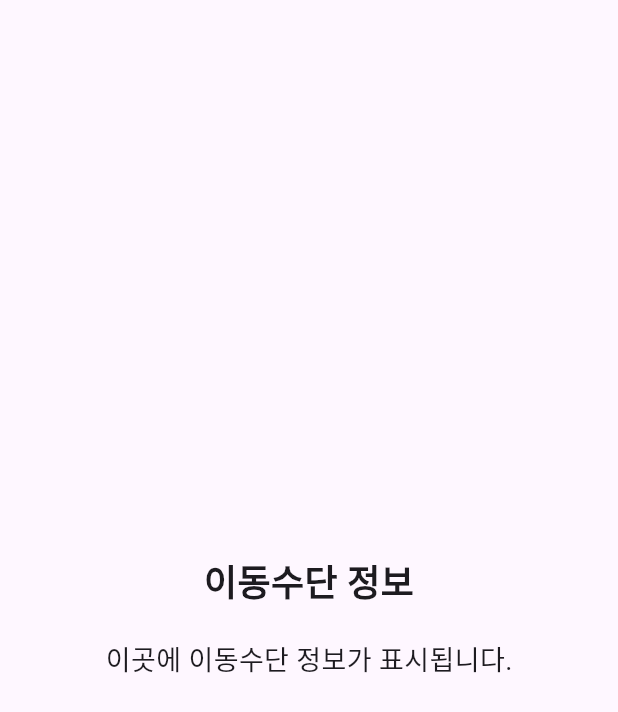
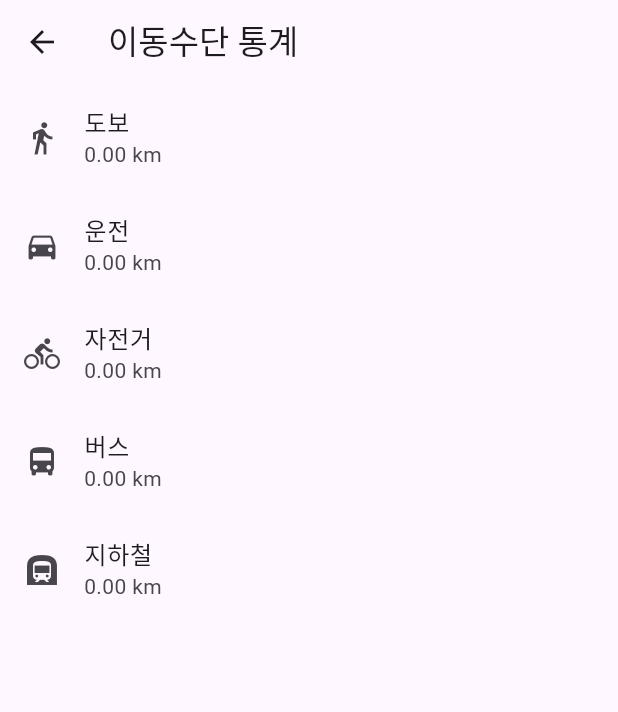
Before and after one commit to yongju-L/TravelTree, a Flutter app: the Transportation screen opened directly, on a phone screen of 412 x 824 dp. Shown: the top 712 px of the screen. Run offline on Flutter 3.47's test engine with Material 3 defaults, Android fonts, the light colour scheme and no system bars; our stand-ins replace geolocator, google_maps_flutter; missing offline and left inert: flutter_activity_recognition.

Commit message:
Add: Transportation.dart, 그와 관련된 service파일 추가

```diff
--- a/lib/page/Transportation.dart
+++ b/lib/page/Transportation.dart
@@ -1,27 +1,140 @@
 import 'package:flutter/material.dart';
+import 'package:flutter_activity_recognition/flutter_activity_recognition.dart';
+import 'package:google_maps_flutter/google_maps_flutter.dart';
+import 'package:geolocator/geolocator.dart'; // Geolocator 추가
+import 'package:traveltree/services/SnapToRoadsService.dart';
+import 'package:traveltree/services/TransitService.dart';
 
-class Transportation extends StatelessWidget {
-  const Transportation({super.key});
+class Transportation extends StatefulWidget {
+  @override
+  _TransportationState createState() => _TransportationState();
+}
+
+class _TransportationState extends State<Transportation> {
+  final FlutterActivityRecognition _activityRecognition =
+      FlutterActivityRecognition.instance;
+  final SnapToRoadsService _snapToRoadsService = SnapToRoadsService();
+  final TransitService _transitService = TransitService();
+
+  final Map<String, double> _activityStats = {
+    '도보': 0,
+    '운전': 0,
+    '자전거': 0,
+    '버스': 0,
+    '지하철': 0,
+  };
+
+  List<LatLng> _gpsData = []; // GPS 데이터를 저장할 리스트
+
+  @override
+  void initState() {
+    super.initState();
+    _requestLocationPermission();
+    _startActivityTracking();
+    _processGpsData(); // GPS 데이터 처리
+  }
+
+  Future<void> _requestLocationPermission() async {
+    bool serviceEnabled;
+    LocationPermission permission;
+
+    serviceEnabled = await Geolocator.isLocationServiceEnabled();
+    if (!serviceEnabled) {
+      return Future.error('위치 서비스가 비활성화되었습니다.');
+    }
+
+    permission = await Geolocator.checkPermission();
+    if (permission == LocationPermission.denied) {
+      permission = await Geolocator.requestPermission();
+      if (permission == LocationPermission.denied) {
+        return Future.error('위치 권한이 거부되었습니다.');
+      }
+    }
+
+    if (permission == LocationPermission.deniedForever) {
+      return Future.error('위치 권한이 영구적으로 거부되었습니다.');
+    }
+  }
+
+  void _startActivityTracking() {
+    _activityRecognition.activityStream.listen((Activity activity) {
+      setState(() {
+        String type = activity.type.toString();
+
+        if (type == 'IN_VEHICLE') {
+          _activityStats['운전'] = (_activityStats['운전'] ?? 0) + 1;
+        } else if (type == 'ON_BICYCLE') {
+          _activityStats['자전거'] = (_activityStats['자전거'] ?? 0) + 1;
+        } else if (type == 'WALKING') {
+          _activityStats['도보'] = (_activityStats['도보'] ?? 0) + 1;
+        }
+      });
+    });
+  }
+
+  Future<void> _processGpsData() async {
+    try {
+      Position position = await Geolocator.getCurrentPosition(
+        desiredAccuracy: LocationAccuracy.high,
+      );
+
+      // 새 위치 추가
+      _gpsData.add(LatLng(position.latitude, position.longitude));
+
+      // Snap to Roads와 Transit API 호출
+      List<LatLng> snappedPoints =
+          await _snapToRoadsService.snapToRoads(_gpsData);
+      List<String> transitModes = await _transitService.getTransitModes(
+          snappedPoints.first, snappedPoints.last);
+
+      for (var mode in transitModes) {
+        setState(() {
+          if (mode == 'BUS') {
+            _activityStats['버스'] = (_activityStats['버스'] ?? 0) + 1;
+          } else if (mode == 'SUBWAY') {
+            _activityStats['지하철'] = (_activityStats['지하철'] ?? 0) + 1;
+          }
+        });
+      }
+
+      print('Updated Stats: $_activityStats'); // 디버깅용 출력
+    } catch (e) {
+      print('Error: $e');
+    }
+  }
 
   @override
   Widget build(BuildContext context) {
-    return const Scaffold(
-      body: Center(
-        child: Column(
-          mainAxisAlignment: MainAxisAlignment.center,
-          children: [
-            Text(
-              '이동수단 정보',
-              style: TextStyle(fontSize: 24, fontWeight: FontWeight.bold),
+    return Scaffold(
+      appBar: AppBar(title: const Text('이동수단 통계')),
+      body: ListView.builder(
+        itemCount: _activityStats.length,
+        itemBuilder: (context, index) {
+          String type = _activityStats.keys.elementAt(index);
+          double value = _activityStats[type]!;
+
+          return ListTile(
+            leading: Icon(
+              type == '도보'
+                  ? Icons.directions_walk
+                  : type == '운전'
+                      ? Icons.directions_car
+                      : type == '자전거'
+                          ? Icons.directions_bike
+                          : type == '버스'
+                              ? Icons.directions_bus
+                              : Icons.subway, // 지하철 아이콘
             ),
-            SizedBox(height: 20),
-            Text(
-              '이곳에 이동수단 정보가 표시됩니다.',
-              style: TextStyle(fontSize: 18),
-            ),
-          ],
-        ),
+            title: Text(type),
+            subtitle: Text('${value.toStringAsFixed(2)} km'),
+          );
+        },
       ),
     );
   }
+
+  @override
+  void dispose() {
+    super.dispose();
+  }
 }
--- a/lib/widgets/TransportationModal.dart
+++ b/lib/widgets/TransportationModal.dart
@@ -5,8 +5,8 @@ void showTransportationModal(BuildContext context) {
   showModalBottomSheet(
     context: context,
     isScrollControlled: true,
-    builder: (context) => const FractionallySizedBox(
-      heightFactor: 0.4,
+    builder: (context) => FractionallySizedBox(
+      heightFactor: 0.5,
       child: Transportation(),
     ),
   );
--- a/pubspec.yaml
+++ b/pubspec.yaml
@@ -32,6 +32,9 @@ dependencies:
     sdk: flutter
   google_maps_flutter: ^2.2.5
   geolocator: ^9.0.2
+  flutter_activity_recognition: ^4.0.0
+  http: ^1.2.2
+
 
 
   # The following adds the Cupertino Icons font to your application.
```
Also changed, not shown: lib/services/LocationTracking.dart (+1 -12 lines), lib/services/SnapToRoadsService.dart (added, +26 -0 lines), lib/services/TransitService.dart (added, +25 -0 lines), pubspec.lock, 2 other files.
